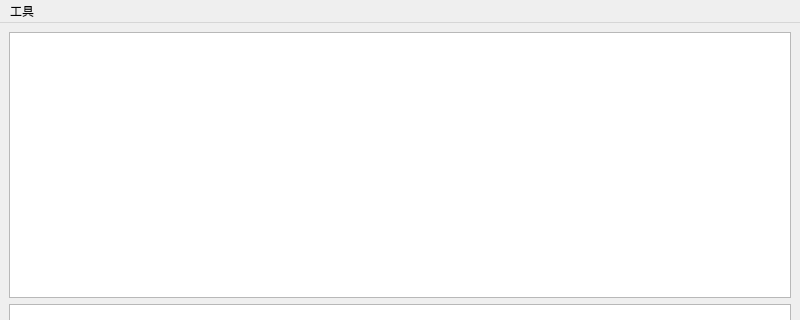
First picture: the form in codesets/mainwindow.ui, repository weilaidb/codetools, before the edit; both pictures show x 0 to 800 and y 0 to 320 of the 800 by 600 pixel window.
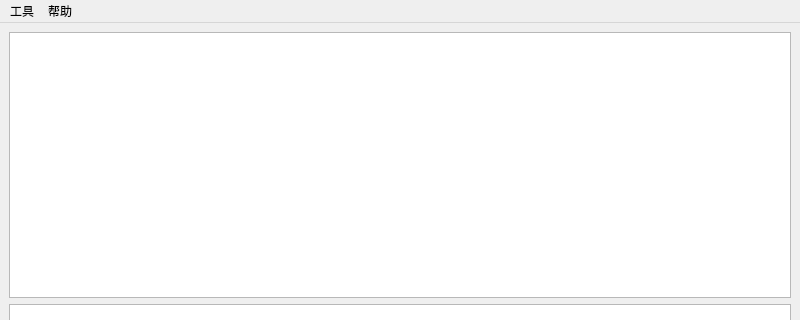
Second picture: the form after the edit.

The edit to the form file:
```diff
--- a/codesets/mainwindow.ui
+++ b/codesets/mainwindow.ui
@@ -48,7 +48,14 @@
     </widget>
     <addaction name="menu"/>
    </widget>
+   <widget class="QMenu" name="menu_2">
+    <property name="title">
+     <string>帮助</string>
+    </property>
+    <addaction name="action_about"/>
+   </widget>
    <addaction name="menuAyStle"/>
+   <addaction name="menu_2"/>
   </widget>
   <widget class="QStatusBar" name="statusbar"/>
   <action name="action_codeFormat_File">
```
Left out of the diff: 38 changed lines with no effect on the pictures.
